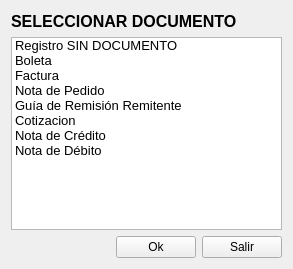
The window that Venta/ventamenu.ui (radtek/manager) describes before a commit, drawn with Qt 5.
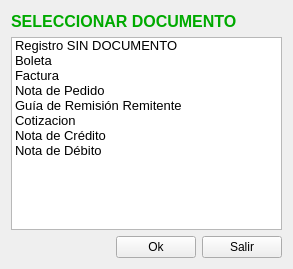
The same window after the commit.

Patch:
```diff
--- a/Venta/ventamenu.ui
+++ b/Venta/ventamenu.ui
@@ -25,6 +25,9 @@
          <bold>true</bold>
         </font>
        </property>
+       <property name="styleSheet">
+        <string notr="true">color: rgb(0, 170, 0);</string>
+       </property>
        <property name="text">
         <string>SELECCIONAR DOCUMENTO</string>
        </property>
```
